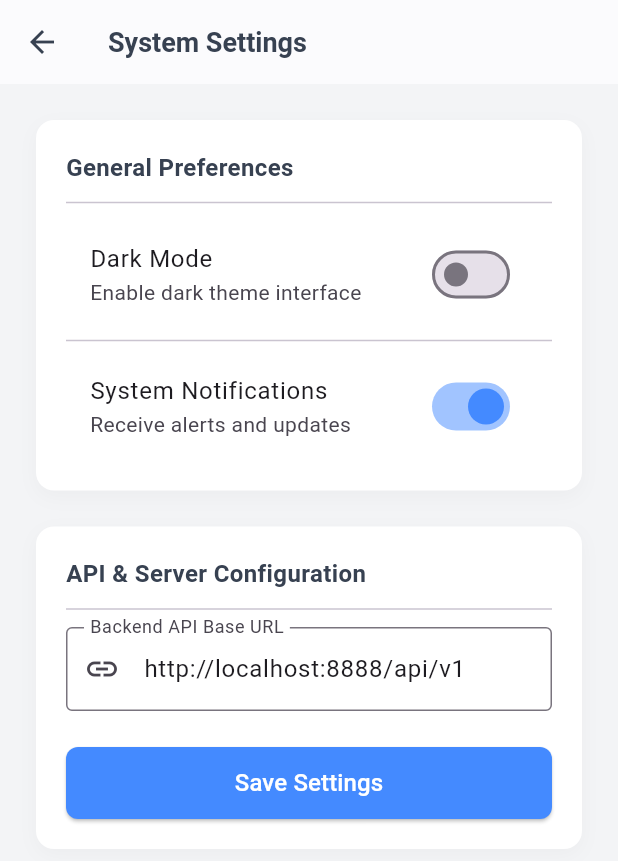
After one commit to DataistOS/upupa, a Flutter app: the CollectionListScreen screen opened by its route, after a tap on the "settings" icon, on a phone screen of 412 x 824 dp. The commit adds this screen. Shown: the top 861 px of the screen. Run offline on Flutter 3.47's test engine with Material 3 defaults, Android fonts, the light colour scheme and no system bars; our stand-ins replace file_picker, shared_preferences; accounts and stored records are empty; network calls fail.

Commit message:
feat(settings): implement modular system settings UI and integrate into frontend navigation
- Add dedicated SettingsScreen with modern layout for general preferences and API configuration
- Integrate settings navigation button into the sidebar toolbar next to profile
- Bump version to 0.2.5

```diff
--- a/upupa_frontend/lib/features/collections/pages/collection_list_screen.dart
+++ b/upupa_frontend/lib/features/collections/pages/collection_list_screen.dart
@@ -4,7 +4,10 @@ import 'package:flutter/material.dart';
 
 import '../../auth/services/auth_service.dart';
 import '../../auth/pages/profile_screen.dart';
+import '../../settings/pages/settings_screen.dart';
+
 import '../models/collection.dart';
+
 import '../services/collection_service.dart';
 import '../widgets/create_collection_dialog.dart';
 import 'collection_schema_screen.dart';
@@ -148,6 +151,22 @@ class _CollectionListScreenState extends State<CollectionListScreen> {
                                 context,
                                 MaterialPageRoute(
                                   builder: (context) => const ProfileScreen(),
+                                ),
+                              );
+                            },
+                          ),
+                          IconButton(
+                            icon: const Icon(
+                              Icons.settings_outlined,
+                              color: Colors.white70,
+                              size: 20,
+                            ),
+                            tooltip: 'Settings',
+                            onPressed: () {
+                              Navigator.push(
+                                context,
+                                MaterialPageRoute(
+                                  builder: (context) => const SettingsScreen(),
                                 ),
                               );
                             },
--- /dev/null
+++ b/upupa_frontend/lib/features/settings/pages/settings_screen.dart
@@ -0,0 +1,187 @@
+// upupa_frontend/lib/features/settings/pages/settings_screen.dart
+import 'package:flutter/material.dart';
+
+class SettingsScreen extends StatefulWidget {
+  const SettingsScreen({super.key});
+
+  @override
+  State<SettingsScreen> createState() => _SettingsScreenState();
+}
+
+class _SettingsScreenState extends State<SettingsScreen> {
+  bool _darkMode = false;
+  bool _notificationsEnabled = true;
+  final TextEditingController _serverUrlController = TextEditingController(
+    text: 'http://localhost:8888/api/v1',
+  );
+  bool _isLoading = false;
+
+  @override
+  void dispose() {
+    _serverUrlController.dispose();
+    super.dispose();
+  }
+
+  void _saveSettings() async {
+    setState(() {
+      _isLoading = true;
+    });
+
+    await Future.delayed(const Duration(seconds: 1));
+
+    if (!mounted) return;
+    setState(() {
+      _isLoading = false;
+    });
+
+    ScaffoldMessenger.of(context).showSnackBar(
+      const SnackBar(
+        content: Text('Settings saved successfully!'),
+        backgroundColor: Colors.green,
+      ),
+    );
+  }
+
+  @override
+  Widget build(BuildContext context) {
+    return Scaffold(
+      backgroundColor: const Color(0xFFF3F4F6),
+      appBar: AppBar(
+        title: const Text(
+          'System Settings',
+          style: TextStyle(fontWeight: FontWeight.bold, fontSize: 18),
+        ),
+        backgroundColor: Colors.white,
+        foregroundColor: const Color(0xFF374151),
+        elevation: 0.5,
+      ),
+      body: Center(
+        child: Container(
+          constraints: const BoxConstraints(maxWidth: 700),
+          padding: const EdgeInsets.all(24.0),
+          child: ListView(
+            children: [
+              Container(
+                padding: const EdgeInsets.all(20),
+                decoration: BoxDecoration(
+                  color: Colors.white,
+                  borderRadius: BorderRadius.circular(12),
+                  boxShadow: [
+                    BoxShadow(
+                      color: Colors.black.withValues(alpha: 0.03),
+                      blurRadius: 10,
+                      offset: const Offset(0, 4),
+                    ),
+                  ],
+                ),
+                child: Column(
+                  crossAxisAlignment: CrossAxisAlignment.start,
+                  children: [
+                    const Text(
+                      'General Preferences',
+                      style: TextStyle(
+                        fontSize: 16,
+                        fontWeight: FontWeight.bold,
+                        color: Color(0xFF374151),
+                      ),
+                    ),
+                    const Divider(height: 24),
+                    SwitchListTile(
+                      title: const Text('Dark Mode'),
+                      subtitle: const Text('Enable dark theme interface'),
+                      value: _darkMode,
+                      activeColor: Colors.blueAccent,
+                      onChanged: (bool value) {
+                        setState(() {
+                          _darkMode = value;
+                        });
+                      },
+                    ),
+                    const Divider(height: 16),
+                    SwitchListTile(
+                      title: const Text('System Notifications'),
+                      subtitle: const Text('Receive alerts and updates'),
+                      value: _notificationsEnabled,
+                      activeColor: Colors.blueAccent,
+                      onChanged: (bool value) {
+                        setState(() {
+                          _notificationsEnabled = value;
+                        });
+                      },
+                    ),
+                  ],
+                ),
+              ),
+              const SizedBox(height: 24),
+
+              Container(
+                padding: const EdgeInsets.all(20),
+                decoration: BoxDecoration(
+                  color: Colors.white,
+                  borderRadius: BorderRadius.circular(12),
+                  boxShadow: [
+                    BoxShadow(
+                      color: Colors.black.withValues(alpha: 0.03),
+                      blurRadius: 10,
+                      offset: const Offset(0, 4),
+                    ),
+                  ],
+                ),
+                child: Column(
+                  crossAxisAlignment: CrossAxisAlignment.start,
+                  children: [
+                    const Text(
+                      'API & Server Configuration',
+                      style: TextStyle(
+                        fontSize: 16,
+                        fontWeight: FontWeight.bold,
+                        color: Color(0xFF374151),
+                      ),
+                    ),
+                    const Divider(height: 24),
+                    TextField(
+                      controller: _serverUrlController,
+                      decoration: const InputDecoration(
+                        labelText: 'Backend API Base URL',
+                        border: OutlineInputBorder(),
+                        prefixIcon: Icon(Icons.link),
+                      ),
+                    ),
+                    const SizedBox(height: 24),
+                    SizedBox(
+                      width: double.infinity,
+                      height: 48,
+                      child: ElevatedButton(
+                        style: ElevatedButton.styleFrom(
+                          backgroundColor: Colors.blueAccent,
+                          foregroundColor: Colors.white,
+                          shape: RoundedRectangleBorder(
+                            borderRadius: BorderRadius.circular(8),
+                          ),
+                        ),
+                        onPressed: _isLoading ? null : _saveSettings,
+                        child: _isLoading
+                            ? const SizedBox(
+                                height: 20,
+                                width: 20,
+                                child: CircularProgressIndicator(
+                                  strokeWidth: 2,
+                                  color: Colors.white,
+                                ),
+                              )
+                            : const Text(
+                                'Save Settings',
+                                style: TextStyle(fontSize: 16),
+                              ),
+                      ),
+                    ),
+                  ],
+                ),
+              ),
+            ],
+          ),
+        ),
+      ),
+    );
+  }
+}
--- a/upupa_frontend/pubspec.yaml
+++ b/upupa_frontend/pubspec.yaml
@@ -2,7 +2,7 @@
 name: upupa_frontend
 description: "UpUpa is the Backend-as-a-Service (BaaS) platform"
 issue_tracker: https://github.com/DataistOS/upupa/issues
-version: 0.1.9+1
+version: 0.2.0+1
 
 # Environment
 environment:
```
Also changed, not shown: 1 other file.
